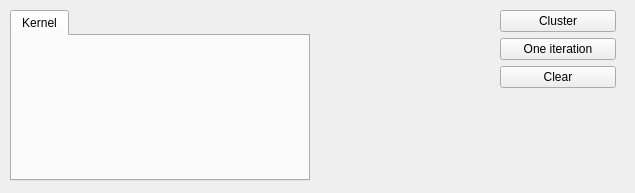
Old version of the form MLDemos/optsCluster.ui in the repository b4silio/MLDemos.
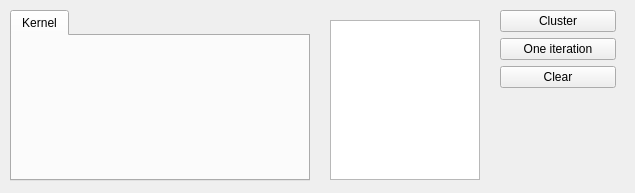
New version of the form.

Commit message: - debugging and adapting for win32 compilation, plus some modifications on clusters for analysis of cluster quality

Diff of the .ui file:
```diff
--- a/MLDemos/optsCluster.ui
+++ b/MLDemos/optsCluster.ui
@@ -116,6 +116,16 @@
     </attribute>
    </widget>
   </widget>
+  <widget class="QListWidget" name="resultList">
+   <property name="geometry">
+    <rect>
+     <x>330</x>
+     <y>20</y>
+     <width>150</width>
+     <height>160</height>
+    </rect>
+   </property>
+  </widget>
  </widget>
  <resources/>
  <connections/>
```
The commit also changes 23 other files.
